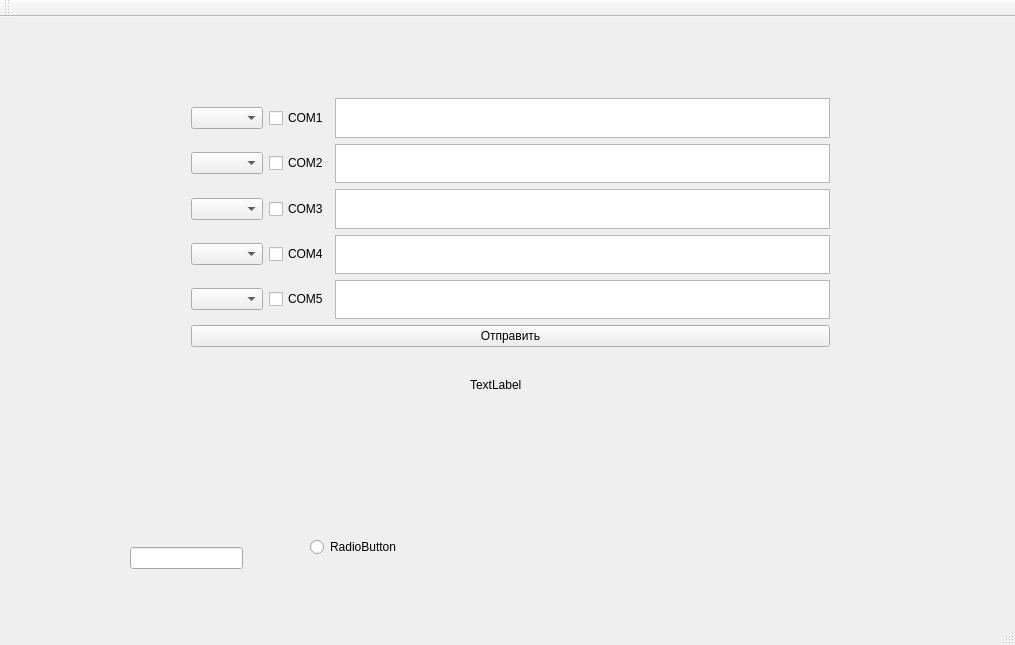
Old version of the form mainwindow.ui in the repository TTTiNNNy/Serial_QT.
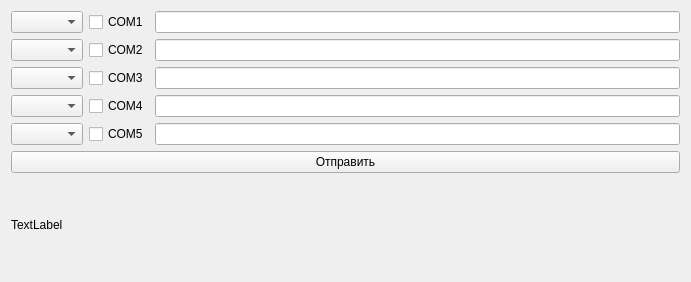
New version of the form.

```diff
--- a/mainwindow.ui
+++ b/mainwindow.ui
@@ -6,62 +6,16 @@
    <rect>
     <x>0</x>
     <y>0</y>
-    <width>1015</width>
-    <height>645</height>
+    <width>691</width>
+    <height>282</height>
    </rect>
   </property>
   <property name="windowTitle">
    <string>MainWindow</string>
   </property>
   <widget class="QWidget" name="centralWidget">
-   <widget class="QRadioButton" name="radioButton">
-    <property name="geometry">
-     <rect>
-      <x>310</x>
-      <y>520</y>
-      <width>397</width>
-      <height>20</height>
-     </rect>
-    </property>
-    <property name="text">
-     <string>RadioButton</string>
-    </property>
-   </widget>
-   <widget class="QLabel" name="label">
-    <property name="geometry">
-     <rect>
-      <x>470</x>
-      <y>360</y>
-      <width>55</width>
-      <height>16</height>
-     </rect>
-    </property>
-    <property name="text">
-     <string>TextLabel</string>
-    </property>
-   </widget>
-   <widget class="QLineEdit" name="lineEdit">
-    <property name="geometry">
-     <rect>
-      <x>130</x>
-      <y>530</y>
-      <width>113</width>
-      <height>22</height>
-     </rect>
-    </property>
-    <property name="text">
-     <string/>
-    </property>
-   </widget>
-   <widget class="QWidget" name="verticalLayoutWidget_3">
-    <property name="geometry">
-     <rect>
-      <x>180</x>
-      <y>70</y>
-      <width>661</width>
-      <height>271</height>
-     </rect>
-    </property>
+   <layout class="QVBoxLayout" name="verticalLayout">
+    <item>
     <layout class="QVBoxLayout" name="verticalLayout_3">
      <item>
       <layout class="QHBoxLayout" name="horizontalLayout_2">
@@ -76,7 +30,7 @@
         </widget>
        </item>
        <item>
-        <widget class="QPlainTextEdit" name="plainTextEdit"/>
+         <widget class="QLineEdit" name="lineEdit"/>
        </item>
       </layout>
      </item>
@@ -93,7 +47,7 @@
         </widget>
        </item>
        <item>
-        <widget class="QPlainTextEdit" name="plainTextEdit_2"/>
+         <widget class="QLineEdit" name="lineEdit_2"/>
        </item>
       </layout>
      </item>
@@ -110,7 +64,7 @@
         </widget>
        </item>
        <item>
-        <widget class="QPlainTextEdit" name="plainTextEdit_3"/>
+         <widget class="QLineEdit" name="lineEdit_3"/>
        </item>
       </layout>
      </item>
@@ -127,7 +81,7 @@
         </widget>
        </item>
        <item>
-        <widget class="QPlainTextEdit" name="plainTextEdit_4"/>
+         <widget class="QLineEdit" name="lineEdit_4"/>
        </item>
       </layout>
      </item>
@@ -144,7 +98,7 @@
         </widget>
        </item>
        <item>
-        <widget class="QPlainTextEdit" name="plainTextEdit_5"/>
+         <widget class="QLineEdit" name="lineEdit_5"/>
        </item>
       </layout>
      </item>
@@ -156,27 +110,16 @@
       </widget>
      </item>
     </layout>
-   </widget>
-  </widget>
-  <widget class="QMenuBar" name="menuBar">
-   <property name="geometry">
-    <rect>
-     <x>0</x>
-     <y>0</y>
-     <width>1015</width>
-     <height>26</height>
-    </rect>
-   </property>
-  </widget>
-  <widget class="QToolBar" name="mainToolBar">
-   <attribute name="toolBarArea">
-    <enum>TopToolBarArea</enum>
-   </attribute>
-   <attribute name="toolBarBreak">
-    <bool>false</bool>
-   </attribute>
+    </item>
+    <item>
+     <widget class="QLabel" name="label">
+      <property name="text">
+       <string>TextLabel</string>
+      </property>
+     </widget>
+    </item>
+   </layout>
   </widget>
-  <widget class="QStatusBar" name="statusBar"/>
  </widget>
  <layoutdefault spacing="6" margin="11"/>
  <resources/>
```
Lines whose indentation alone changed are shown as unchanged.
